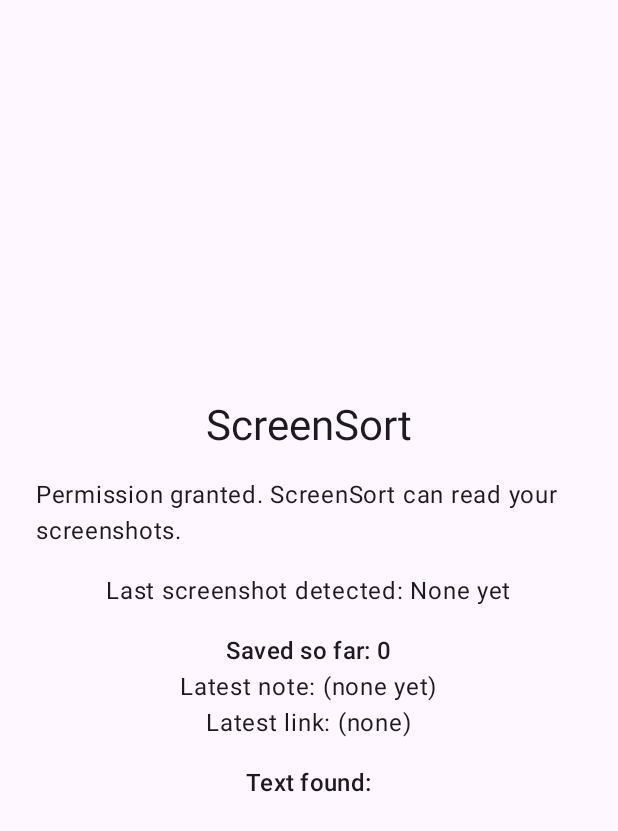
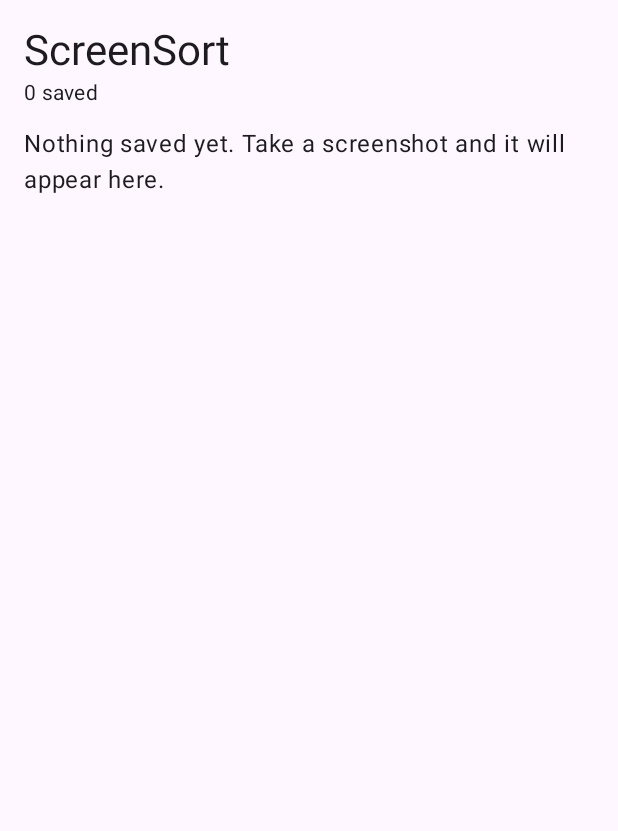
Before and after one commit to BalogunFareed/ScreenSort, an Android app built with Jetpack Compose: the screen it shows after launch (MainActivity), on a phone screen of 412 x 824 dp. Shown: the top 831 px of the screen. Run offline under Robolectric (Android 15) with nearby library versions, the phone set to English and light mode, and no system bars; our stand-ins replace Room's generated code; libraries missing offline, so code that uses them is left out: com.google.mlkit.vision; 1 statement that could not run was skipped.

Commit message:
Step 6: list and detail screens

```diff
--- a/app/src/main/java/com/screensort/app/Database.kt
+++ b/app/src/main/java/com/screensort/app/Database.kt
@@ -11,6 +11,7 @@ import androidx.room.Room
 import androidx.room.RoomDatabase
 import androidx.room.Update
 import kotlinx.coroutines.flow.Flow
+import androidx.room.Delete
 
 @Entity(tableName = "saved_items")
 data class SavedItem(
@@ -38,6 +39,9 @@ interface SavedItemDao {
 
     @Query("SELECT * FROM saved_items WHERE id = :id")
     suspend fun getById(id: Long): SavedItem?
+
+    @Delete
+    suspend fun delete(item: SavedItem)
 }
 
 @Database(entities = [SavedItem::class], version = 1, exportSchema = false)
--- a/app/src/main/java/com/screensort/app/MainActivity.kt
+++ b/app/src/main/java/com/screensort/app/MainActivity.kt
@@ -7,29 +7,16 @@ import android.os.Build
 import android.os.Bundle
 import android.provider.MediaStore
 import androidx.activity.ComponentActivity
+import androidx.activity.compose.BackHandler
 import androidx.activity.compose.rememberLauncherForActivityResult
 import androidx.activity.compose.setContent
 import androidx.activity.result.contract.ActivityResultContracts
-import androidx.compose.foundation.layout.Arrangement
-import androidx.compose.foundation.layout.Column
-import androidx.compose.foundation.layout.Spacer
-import androidx.compose.foundation.layout.fillMaxSize
-import androidx.compose.foundation.layout.height
-import androidx.compose.foundation.layout.padding
-import androidx.compose.foundation.rememberScrollState
-import androidx.compose.foundation.verticalScroll
+import androidx.compose.foundation.layout.*
 import androidx.compose.material3.Button
 import androidx.compose.material3.MaterialTheme
 import androidx.compose.material3.Surface
 import androidx.compose.material3.Text
-import androidx.compose.runtime.Composable
-import androidx.compose.runtime.DisposableEffect
-import androidx.compose.runtime.LaunchedEffect
-import androidx.compose.runtime.collectAsState
-import androidx.compose.runtime.getValue
-import androidx.compose.runtime.mutableStateOf
-import androidx.compose.runtime.remember
-import androidx.compose.runtime.setValue
+import androidx.compose.runtime.*
 import androidx.compose.ui.Alignment
 import androidx.compose.ui.Modifier
 import androidx.compose.ui.platform.LocalContext
@@ -49,7 +36,7 @@ class MainActivity : ComponentActivity() {
         setContent {
             MaterialTheme {
                 Surface(modifier = Modifier.fillMaxSize()) {
-                    PermissionScreen()
+                    AppRoot()
                 }
             }
         }
@@ -66,7 +53,7 @@ private fun saveItem(context: Context, imageUri: String, text: String) {
 }
 
 @Composable
-fun PermissionScreen() {
+fun AppRoot() {
     val context = LocalContext.current
 
     val permission = if (Build.VERSION.SDK_INT >= Build.VERSION_CODES.TIRAMISU) {
@@ -101,41 +88,50 @@ fun PermissionScreen() {
         }
     }
 
+    if (granted) {
+        MainContent()
+    } else {
         Column(
             modifier = Modifier
                 .fillMaxSize()
-            .verticalScroll(rememberScrollState())
+                .systemBarsPadding()
                 .padding(24.dp),
             verticalArrangement = Arrangement.Center,
             horizontalAlignment = Alignment.CenterHorizontally
         ) {
             Text("ScreenSort", style = MaterialTheme.typography.headlineMedium)
             Spacer(Modifier.height(16.dp))
+            Text("ScreenSort needs access to your photos to find your screenshots.")
+            Spacer(Modifier.height(16.dp))
+            Button(onClick = { launcher.launch(permission) }) {
+                Text("Allow access")
+            }
+        }
+    }
+}
 
-        if (granted) {
-            var lastName by remember { mutableStateOf("None yet") }
-            var ocrText by remember { mutableStateOf("") }
-
-            val items by AppDatabase.get(context).savedItemDao()
-                .getAll().collectAsState(initial = emptyList())
+@Composable
+fun MainContent() {
+    val context = LocalContext.current
+    val scope = rememberCoroutineScope()
+    val dao = remember { AppDatabase.get(context).savedItemDao() }
+    val savedItems by remember { dao.getAll() }.collectAsState(initial = emptyList())
+    var selectedId by remember { mutableStateOf<Long?>(null) }
 
     DisposableEffect(Unit) {
         val recognizer = TextRecognition.getClient(TextRecognizerOptions.DEFAULT_OPTIONS)
-                val observer = ScreenshotObserver(context.contentResolver) { uri, name ->
-                    lastName = name
-                    ocrText = "Reading..."
+        val observer = ScreenshotObserver(context.contentResolver) { uri, _ ->
             try {
                 val image = InputImage.fromFilePath(context, uri)
                 recognizer.process(image)
                     .addOnSuccessListener { result ->
-                                ocrText = result.text.ifBlank { "No text found" }
                         saveItem(context, uri.toString(), result.text)
                     }
-                            .addOnFailureListener { e ->
-                                ocrText = "OCR failed: ${e.message}"
+                    .addOnFailureListener {
+                        saveItem(context, uri.toString(), "")
                     }
             } catch (e: Exception) {
-                        ocrText = "Could not open image: ${e.message}"
+                saveItem(context, uri.toString(), "")
             }
         }
         context.contentResolver.registerContentObserver(
@@ -147,23 +143,20 @@ fun PermissionScreen() {
         }
     }
 
-            Text("Permission granted. ScreenSort can read your screenshots.")
-            Spacer(Modifier.height(16.dp))
-            Text("Last screenshot detected: $lastName")
-            Spacer(Modifier.height(16.dp))
-            Text("Saved so far: ${items.size}", style = MaterialTheme.typography.titleMedium)
-            val latest = items.firstOrNull()
-            Text("Latest note: ${latest?.note?.ifBlank { "(none yet)" } ?: "(none yet)"}")
-            Text("Latest link: ${latest?.link ?: "(none)"}")
-            Spacer(Modifier.height(16.dp))
-            Text("Text found:", style = MaterialTheme.typography.titleMedium)
-            Text(ocrText)
+    val selected = savedItems.firstOrNull { it.id == selectedId }
+    BackHandler(enabled = selected != null) { selectedId = null }
+
+    if (selected == null) {
+        ListScreen(savedItems) { id -> selectedId = id }
     } else {
-            Text("ScreenSort needs access to your photos to find your screenshots.")
-            Spacer(Modifier.height(16.dp))
-            Button(onClick = { launcher.launch(permission) }) {
-                Text("Allow access")
+        DetailScreen(
+            item = selected,
+            onBack = { selectedId = null },
+            onSave = { updated -> scope.launch(Dispatchers.IO) { dao.update(updated) } },
+            onDelete = { item ->
+                scope.launch(Dispatchers.IO) { dao.delete(item) }
+                selectedId = null
+            }
+        )
     }
 }
-    }
-}
```
Also changed, not shown: app/src/main/java/com/screensort/app/Screens.kt (added, +240 -0 lines). Lines whose indentation alone changed are shown as unchanged.
